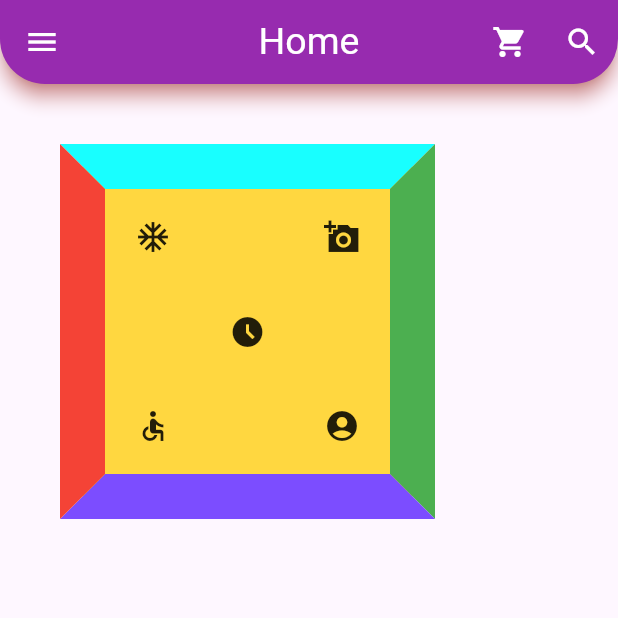
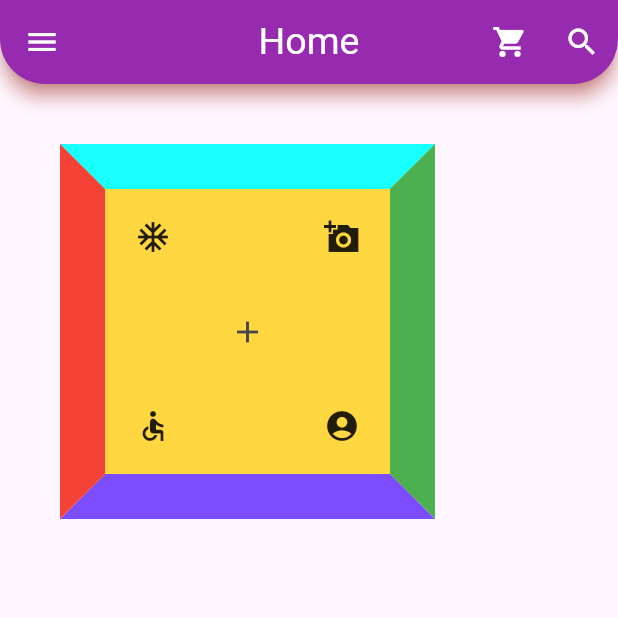
Before and after one commit to rifatalam26/my-first-app, a Flutter app: the screen it shows after launch, on a phone screen of 412 x 824 dp, the top half of it. Run offline on Flutter 3.47's test engine with Material 3 defaults, Android fonts, the light colour scheme and no system bars.

Commit message:
container Stack Position practice

```diff
--- a/lib/main.dart
+++ b/lib/main.dart
@@ -96,11 +96,15 @@ class _HomePageState extends State<HomePage> {
             Positioned(
                 top: 20, right: 20, child: Icon(Icons.add_a_photo_sharp)),
             Positioned(top: 20, left: 20, child: Icon(Icons.ac_unit_outlined)),
-         Column(
-           mainAxisAlignment: MainAxisAlignment.center,
-           crossAxisAlignment: CrossAxisAlignment.center,
-           children: [Center(child: Icon(Icons.access_time_filled))],
-         ) ],
+            // Column(
+            //   mainAxisAlignment: MainAxisAlignment.center,
+            //   crossAxisAlignment: CrossAxisAlignment.center,
+            //   children: [Center(child: Icon(Icons.access_time_filled))],
+            // ),
+            Center(
+              child: IconButton(onPressed: (){},icon: const Icon(Icons.add),),
+            )
+          ],
         ),
       ),
     );
```
